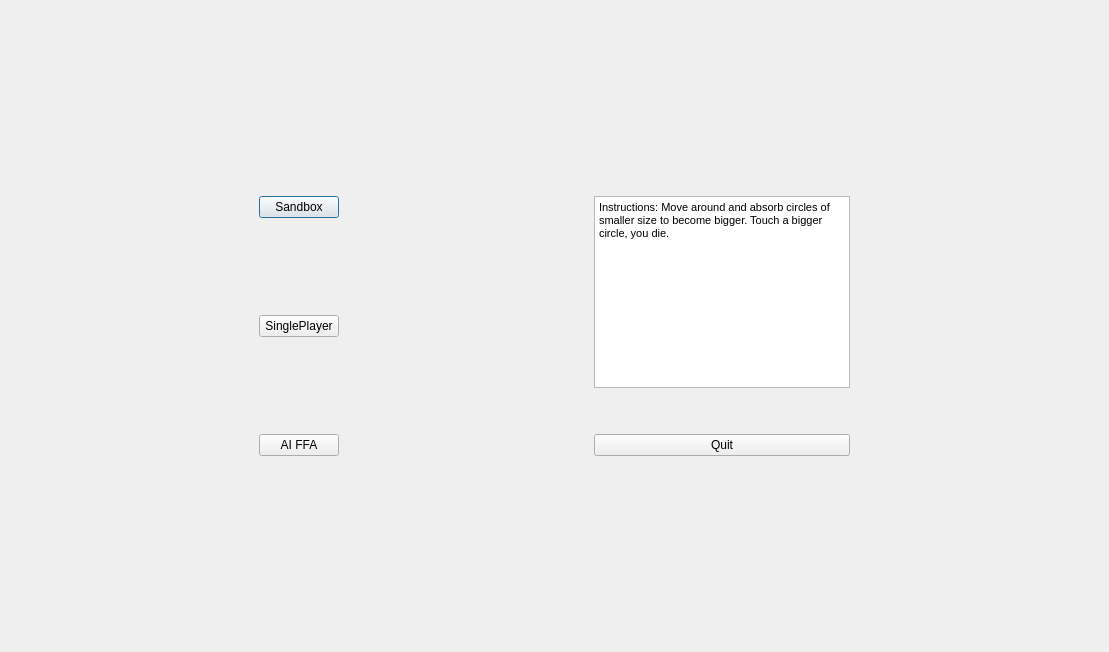
WonChung/Consumerism, file options.ui: the form before one commit.
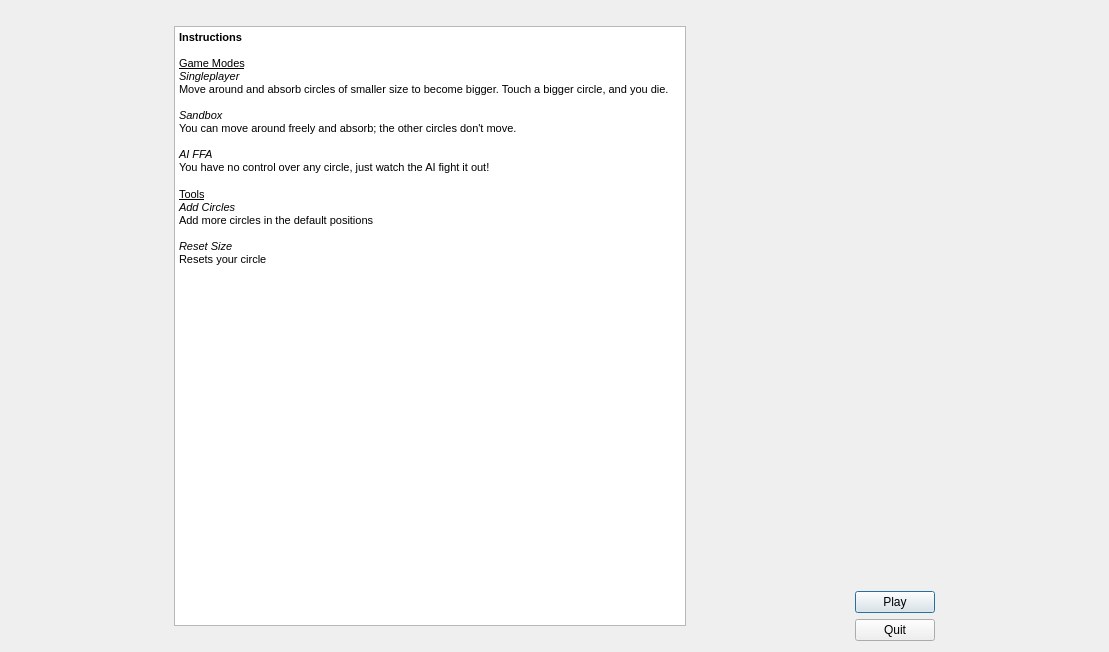
The form after the commit.

```diff
--- a/options.ui
+++ b/options.ui
@@ -14,169 +14,52 @@
    <string>Dialog</string>
   </property>
   <layout class="QGridLayout" name="gridLayout">
-   <item row="0" column="3">
-    <spacer name="verticalSpacer_5">
-     <property name="orientation">
-      <enum>Qt::Vertical</enum>
-     </property>
-     <property name="sizeHint" stdset="0">
-      <size>
-       <width>20</width>
-       <height>40</height>
-      </size>
-     </property>
-    </spacer>
+   <item row="0" column="0">
+    <layout class="QVBoxLayout" name="verticalLayout_4"/>
    </item>
    <item row="0" column="1">
-    <spacer name="verticalSpacer">
-     <property name="orientation">
-      <enum>Qt::Vertical</enum>
-     </property>
-     <property name="sizeHint" stdset="0">
+    <widget class="QTextEdit" name="textEdit">
+     <property name="maximumSize">
       <size>
-       <width>20</width>
-       <height>40</height>
+       <width>512</width>
+       <height>600</height>
       </size>
      </property>
-    </spacer>
-   </item>
-   <item row="1" column="0">
-    <spacer name="horizontalSpacer">
-     <property name="orientation">
-      <enum>Qt::Horizontal</enum>
-     </property>
-     <property name="sizeHint" stdset="0">
-      <size>
-       <width>40</width>
-       <height>20</height>
-      </size>
-     </property>
-    </spacer>
-   </item>
-   <item row="2" column="1">
-    <spacer name="verticalSpacer_4">
-     <property name="orientation">
-      <enum>Qt::Vertical</enum>
-     </property>
-     <property name="sizeHint" stdset="0">
-      <size>
-       <width>20</width>
-       <height>40</height>
-      </size>
-     </property>
-    </spacer>
-   </item>
-   <item row="2" column="3">
-    <spacer name="verticalSpacer_7">
-     <property name="orientation">
-      <enum>Qt::Vertical</enum>
-     </property>
-     <property name="sizeHint" stdset="0">
-      <size>
-       <width>20</width>
-       <height>40</height>
-      </size>
-     </property>
-    </spacer>
-   </item>
-   <item row="1" column="2">
-    <spacer name="horizontalSpacer_2">
-     <property name="orientation">
-      <enum>Qt::Horizontal</enum>
-     </property>
-     <property name="sizeHint" stdset="0">
-      <size>
-       <width>40</width>
-       <height>20</height>
-      </size>
-     </property>
-    </spacer>
-   </item>
-   <item row="1" column="1">
-    <layout class="QVBoxLayout" name="verticalLayout_4">
-     <item>
-      <layout class="QHBoxLayout" name="horizontalLayout_6">
-       <item>
-        <widget class="QPushButton" name="pushButton_3">
-         <property name="text">
-          <string>Sandbox</string>
-         </property>
-        </widget>
-       </item>
-      </layout>
-     </item>
-     <item>
-      <spacer name="verticalSpacer_2">
-       <property name="orientation">
-        <enum>Qt::Vertical</enum>
-       </property>
-       <property name="sizeHint" stdset="0">
-        <size>
-         <width>20</width>
-         <height>40</height>
-        </size>
-       </property>
-      </spacer>
-     </item>
-     <item>
-      <layout class="QHBoxLayout" name="horizontalLayout_7">
-       <item>
-        <widget class="QPushButton" name="pushButton_2">
-         <property name="text">
-          <string>SinglePlayer</string>
-         </property>
-        </widget>
-       </item>
-      </layout>
-     </item>
-     <item>
-      <spacer name="verticalSpacer_3">
-       <property name="orientation">
-        <enum>Qt::Vertical</enum>
-       </property>
-       <property name="sizeHint" stdset="0">
-        <size>
-         <width>20</width>
-         <height>40</height>
-        </size>
-       </property>
-      </spacer>
-     </item>
-     <item>
-      <layout class="QHBoxLayout" name="horizontalLayout_8">
-       <item>
-        <widget class="QPushButton" name="pushButton_4">
-         <property name="text">
-          <string>AI FFA</string>
-         </property>
-        </widget>
-       </item>
-      </layout>
-     </item>
-    </layout>
-   </item>
-   <item row="1" column="3">
-    <layout class="QVBoxLayout" name="verticalLayout_5">
-     <item>
-      <layout class="QHBoxLayout" name="horizontalLayout_9">
-       <item>
-        <widget class="QTextEdit" name="textEdit">
-         <property name="maximumSize">
-          <size>
-           <width>256</width>
-           <height>192</height>
-          </size>
-         </property>
-         <property name="html">
-          <string>&lt;!DOCTYPE HTML PUBLIC &quot;-//W3C//DTD HTML 4.0//EN&quot; &quot;http://www.w3.org/TR/REC-html40/strict.dtd&quot;&gt;
+     <property name="html">
+      <string>&lt;!DOCTYPE HTML PUBLIC &quot;-//W3C//DTD HTML 4.0//EN&quot; &quot;http://www.w3.org/TR/REC-html40/strict.dtd&quot;&gt;
 &lt;html&gt;&lt;head&gt;&lt;meta name=&quot;qrichtext&quot; content=&quot;1&quot; /&gt;&lt;style type=&quot;text/css&quot;&gt;
 p, li { white-space: pre-wrap; }
 &lt;/style&gt;&lt;/head&gt;&lt;body style=&quot; font-family:'Sans Serif'; font-size:9pt; font-weight:400; font-style:normal;&quot;&gt;
-&lt;p style=&quot; margin-top:0px; margin-bottom:0px; margin-left:0px; margin-right:0px; -qt-block-indent:0; text-indent:0px;&quot;&gt;&lt;span style=&quot; font-size:8pt;&quot;&gt;Instructions: Move around and absorb circles of smaller size to become bigger. Touch a bigger circle, you die.&lt;/span&gt;&lt;/p&gt;&lt;/body&gt;&lt;/html&gt;</string>
-         </property>
-        </widget>
-       </item>
-      </layout>
+&lt;p style=&quot; margin-top:0px; margin-bottom:0px; margin-left:0px; margin-right:0px; -qt-block-indent:0; text-indent:0px;&quot;&gt;&lt;span style=&quot; font-size:8pt; font-weight:600;&quot;&gt;Instructions&lt;/span&gt;&lt;/p&gt;
+&lt;p style=&quot;-qt-paragraph-type:empty; margin-top:0px; margin-bottom:0px; margin-left:0px; margin-right:0px; -qt-block-indent:0; text-indent:0px; font-size:8pt;&quot;&gt;&lt;br /&gt;&lt;/p&gt;
+&lt;p style=&quot; margin-top:0px; margin-bottom:0px; margin-left:0px; margin-right:0px; -qt-block-indent:0; text-indent:0px;&quot;&gt;&lt;span style=&quot; font-size:8pt; text-decoration: underline;&quot;&gt;Game Modes&lt;/span&gt;&lt;/p&gt;
+&lt;p style=&quot; margin-top:0px; margin-bottom:0px; margin-left:0px; margin-right:0px; -qt-block-indent:0; text-indent:0px;&quot;&gt;&lt;span style=&quot; font-size:8pt; font-style:italic;&quot;&gt;Singleplayer&lt;/span&gt;&lt;/p&gt;
+&lt;p style=&quot; margin-top:0px; margin-bottom:0px; margin-left:0px; margin-right:0px; -qt-block-indent:0; text-indent:0px;&quot;&gt;&lt;span style=&quot; font-size:8pt;&quot;&gt;Move around and absorb circles of smaller size to become bigger. Touch a bigger circle, and you die.&lt;/span&gt;&lt;/p&gt;
+&lt;p style=&quot;-qt-paragraph-type:empty; margin-top:0px; margin-bottom:0px; margin-left:0px; margin-right:0px; -qt-block-indent:0; text-indent:0px; font-size:8pt;&quot;&gt;&lt;br /&gt;&lt;/p&gt;
+&lt;p style=&quot; margin-top:0px; margin-bottom:0px; margin-left:0px; margin-right:0px; -qt-block-indent:0; text-indent:0px;&quot;&gt;&lt;span style=&quot; font-size:8pt; font-style:italic;&quot;&gt;Sandbox&lt;/span&gt;&lt;/p&gt;
+&lt;p style=&quot; margin-top:0px; margin-bottom:0px; margin-left:0px; margin-right:0px; -qt-block-indent:0; text-indent:0px;&quot;&gt;&lt;span style=&quot; font-size:8pt;&quot;&gt;You can move around freely and absorb; the other circles don't move.&lt;/span&gt;&lt;/p&gt;
+&lt;p style=&quot;-qt-paragraph-type:empty; margin-top:0px; margin-bottom:0px; margin-left:0px; margin-right:0px; -qt-block-indent:0; text-indent:0px; font-size:8pt; font-style:italic;&quot;&gt;&lt;br /&gt;&lt;/p&gt;
+&lt;p style=&quot; margin-top:0px; margin-bottom:0px; margin-left:0px; margin-right:0px; -qt-block-indent:0; text-indent:0px;&quot;&gt;&lt;span style=&quot; font-size:8pt; font-style:italic;&quot;&gt;AI FFA&lt;/span&gt;&lt;/p&gt;
+&lt;p style=&quot; margin-top:0px; margin-bottom:0px; margin-left:0px; margin-right:0px; -qt-block-indent:0; text-indent:0px;&quot;&gt;&lt;span style=&quot; font-size:8pt;&quot;&gt;You have no control over any circle, just watch the AI fight it out!&lt;/span&gt;&lt;/p&gt;
+&lt;p style=&quot; margin-top:0px; margin-bottom:0px; margin-left:0px; margin-right:0px; -qt-block-indent:0; text-indent:0px;&quot;&gt;&lt;span style=&quot; font-size:8pt; font-style:italic;&quot;&gt;&lt;br /&gt;&lt;/span&gt;&lt;span style=&quot; font-size:8pt; text-decoration: underline;&quot;&gt;Tools&lt;/span&gt;&lt;/p&gt;
+&lt;p style=&quot; margin-top:0px; margin-bottom:0px; margin-left:0px; margin-right:0px; -qt-block-indent:0; text-indent:0px;&quot;&gt;&lt;span style=&quot; font-size:8pt; font-style:italic;&quot;&gt;Add Circles&lt;/span&gt;&lt;/p&gt;
+&lt;p style=&quot; margin-top:0px; margin-bottom:0px; margin-left:0px; margin-right:0px; -qt-block-indent:0; text-indent:0px;&quot;&gt;&lt;span style=&quot; font-size:8pt;&quot;&gt;Add more circles in the default positions&lt;/span&gt;&lt;/p&gt;
+&lt;p style=&quot;-qt-paragraph-type:empty; margin-top:0px; margin-bottom:0px; margin-left:0px; margin-right:0px; -qt-block-indent:0; text-indent:0px; font-size:8pt; font-style:italic;&quot;&gt;&lt;br /&gt;&lt;/p&gt;
+&lt;p style=&quot; margin-top:0px; margin-bottom:0px; margin-left:0px; margin-right:0px; -qt-block-indent:0; text-indent:0px;&quot;&gt;&lt;span style=&quot; font-size:8pt; font-style:italic;&quot;&gt;Reset Size&lt;/span&gt;&lt;/p&gt;
+&lt;p style=&quot; margin-top:0px; margin-bottom:0px; margin-left:0px; margin-right:0px; -qt-block-indent:0; text-indent:0px;&quot;&gt;&lt;span style=&quot; font-size:8pt;&quot;&gt;Resets your circle&lt;/span&gt;&lt;/p&gt;
+&lt;p style=&quot;-qt-paragraph-type:empty; margin-top:0px; margin-bottom:0px; margin-left:0px; margin-right:0px; -qt-block-indent:0; text-indent:0px; font-size:8pt;&quot;&gt;&lt;br /&gt;&lt;/p&gt;
+&lt;p style=&quot;-qt-paragraph-type:empty; margin-top:0px; margin-bottom:0px; margin-left:0px; margin-right:0px; -qt-block-indent:0; text-indent:0px; font-size:8pt;&quot;&gt;&lt;br /&gt;&lt;/p&gt;
+&lt;p style=&quot;-qt-paragraph-type:empty; margin-top:0px; margin-bottom:0px; margin-left:0px; margin-right:0px; -qt-block-indent:0; text-indent:0px; font-size:8pt;&quot;&gt;&lt;br /&gt;&lt;/p&gt;&lt;/body&gt;&lt;/html&gt;</string>
+     </property>
+     <property name="textInteractionFlags">
+      <set>Qt::NoTextInteraction</set>
+     </property>
+    </widget>
+   </item>
+   <item row="0" column="2">
+    <layout class="QVBoxLayout" name="verticalLayout_5">
+     <item>
+      <layout class="QHBoxLayout" name="horizontalLayout_9"/>
      </item>
      <item>
       <spacer name="verticalSpacer_6">
@@ -192,31 +75,24 @@
       </spacer>
      </item>
      <item>
-      <layout class="QHBoxLayout" name="horizontalLayout_10">
-       <item>
-        <widget class="QPushButton" name="pushButton">
-         <property name="text">
-          <string>Quit</string>
-         </property>
-        </widget>
-       </item>
-      </layout>
+      <widget class="QPushButton" name="pushButton_2">
+       <property name="text">
+        <string>Play</string>
+       </property>
+      </widget>
+     </item>
+     <item>
+      <widget class="QPushButton" name="pushButton">
+       <property name="text">
+        <string>Quit</string>
+       </property>
+      </widget>
+     </item>
+     <item>
+      <layout class="QHBoxLayout" name="horizontalLayout_10"/>
      </item>
     </layout>
    </item>
-   <item row="1" column="4">
-    <spacer name="horizontalSpacer_3">
-     <property name="orientation">
-      <enum>Qt::Horizontal</enum>
-     </property>
-     <property name="sizeHint" stdset="0">
-      <size>
-       <width>40</width>
-       <height>20</height>
-      </size>
-     </property>
-    </spacer>
-   </item>
   </layout>
  </widget>
  <resources/>
```
Left out of the diff: 40 changed lines with no effect on the pictures.
